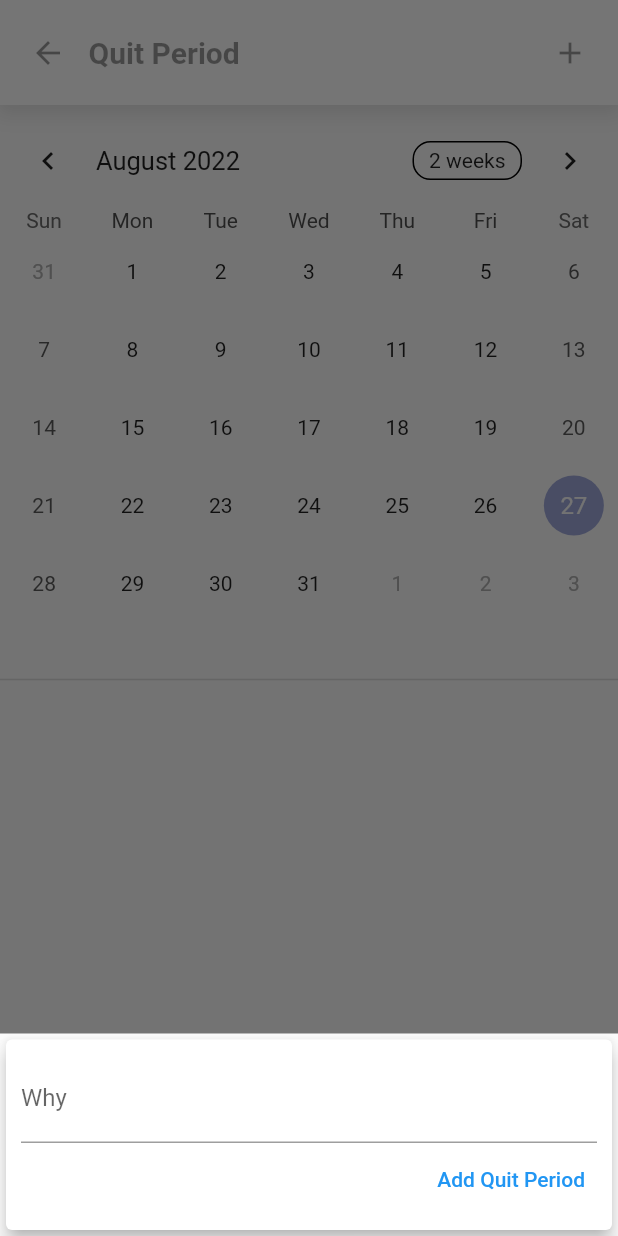
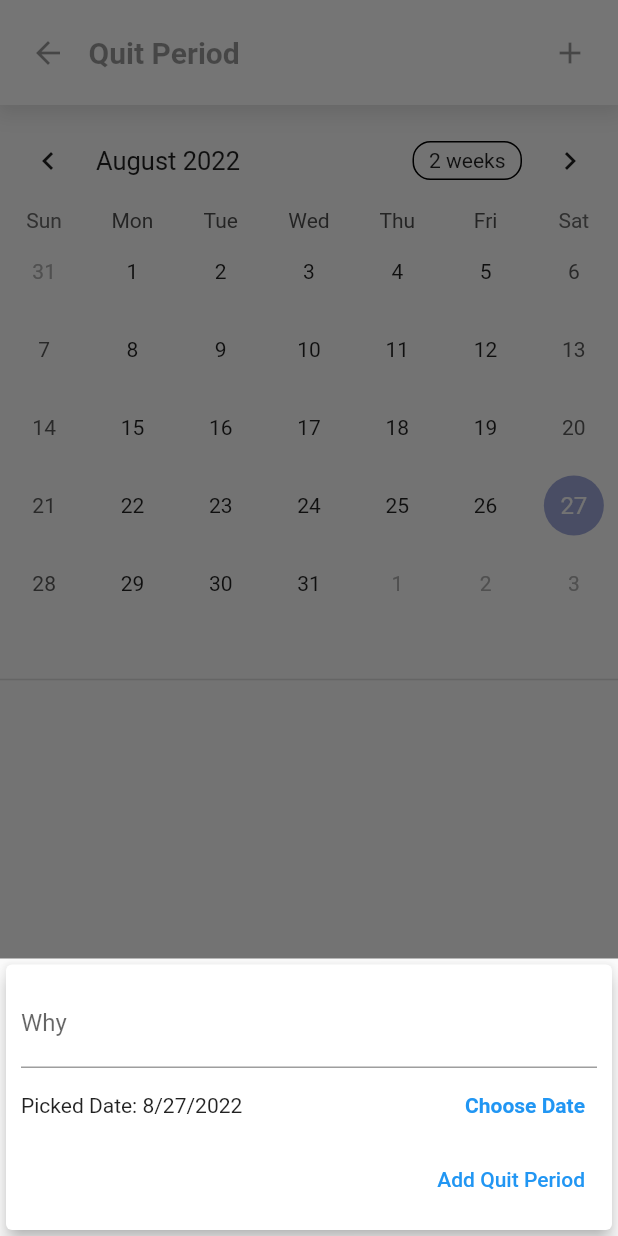
Before and after one commit to nimiology/quit_flutter, a Flutter app: the QuitPeriodScreen screen opened directly with empty values, after a tap on the "add" icon, on a phone screen of 412 x 824 dp. Run offline on Flutter 3.47's test engine with Material 2 defaults, Android fonts, the phone set to English and light mode, and no system bars; drawn by our look-alikes of table_calendar; our stand-ins replace sqflite; accounts and stored records are empty.

Commit message:
date picker

```diff
--- a/lib/providers/doing_provider.dart
+++ b/lib/providers/doing_provider.dart
@@ -42,8 +42,7 @@ class Doing extends ChangeNotifier {
     return items;
   }
 
-  void addDoing(String why, String quitPeriodID) {
-    DateTime time = DateTime.now();
+  void addDoing(String why, DateTime time, String quitPeriodID) {
     DoingItem instance =
         DoingItem(id: time.toString(), why: why, createdDate: time, quitPeriodID: quitPeriodID);
     Map<String, Object> data = {
--- a/lib/providers/quit_period.dart
+++ b/lib/providers/quit_period.dart
@@ -26,8 +26,7 @@ class QuitPeriod extends ChangeNotifier {
     return {..._items};
   }
 
-  void addQuitPeriod(String title) {
-    DateTime time = DateTime.now();
+  void addQuitPeriod(String title, DateTime time,) {
     QuitPeriodItem instance =
         QuitPeriodItem(id: time.toString(), title: title, createdDate: time);
     DBHelper.insert('quit_period', {
--- a/lib/widgets/new_quit_period_widget.dart
+++ b/lib/widgets/new_quit_period_widget.dart
@@ -1,6 +1,7 @@
 import 'package:flutter/foundation.dart';
 import 'package:flutter/material.dart';
 import 'package:provider/provider.dart';
+import 'package:intl/intl.dart';
 
 import '../providers/quit_period.dart';
 
@@ -24,18 +25,34 @@ class NewBottomSheet extends StatefulWidget {
 
 class _NewBottomSheetState extends State<NewBottomSheet> {
   final _titleController = TextEditingController();
+  DateTime _selectedDate = DateTime.now();
 
   void _submitData(QuitPeriod quitPeriod) {
     final String enteredTitle = _titleController.text;
 
     if (widget.quitPeriodID != null){
-      widget.addFunction(enteredTitle, widget.quitPeriodID);
+      widget.addFunction(enteredTitle,_selectedDate, widget.quitPeriodID);
     } else {
-      widget.addFunction(enteredTitle);
+      widget.addFunction(enteredTitle,_selectedDate);
     }
     Navigator.of(context).pop();
   }
-
+  void _presentDatePicker() {
+    showDatePicker(
+      context: context,
+      initialDate: DateTime.now(),
+      firstDate: DateTime(2019),
+      lastDate: DateTime.now(),
+    ).then((pickedDate) {
+      if (pickedDate == null) {
+        return;
+      }
+      setState(() {
+        _selectedDate = pickedDate;
+      });
+    });
+    print('...');
+  }
   @override
   Widget build(BuildContext context) {
     QuitPeriod quitPeriod = Provider.of<QuitPeriod>(context);
@@ -57,6 +74,29 @@ class _NewBottomSheetState extends State<NewBottomSheet> {
                 controller: _titleController,
                 onSubmitted: (_) => _submitData(quitPeriod),
               ),
+              SizedBox(
+                height: 50,
+                child: Row(
+                  children: <Widget>[
+                    Expanded(
+                      child: Text(
+                        _selectedDate == null
+                            ? 'No Date Chosen!'
+                            : 'Picked Date: ${DateFormat.yMd().format(_selectedDate)}',
+                      ),
+                    ),
+                    TextButton(
+                      child: const Text(
+                        'Choose Date',
+                        style: TextStyle(
+                          fontWeight: FontWeight.bold,
+                        ),
+                      ),
+                      onPressed: _presentDatePicker,
+                    ),
+                  ],
+                ),
+              ),
               TextButton(
                 child: Text('Add ${widget.className}'),
                 onPressed: () => _submitData(quitPeriod),
```
